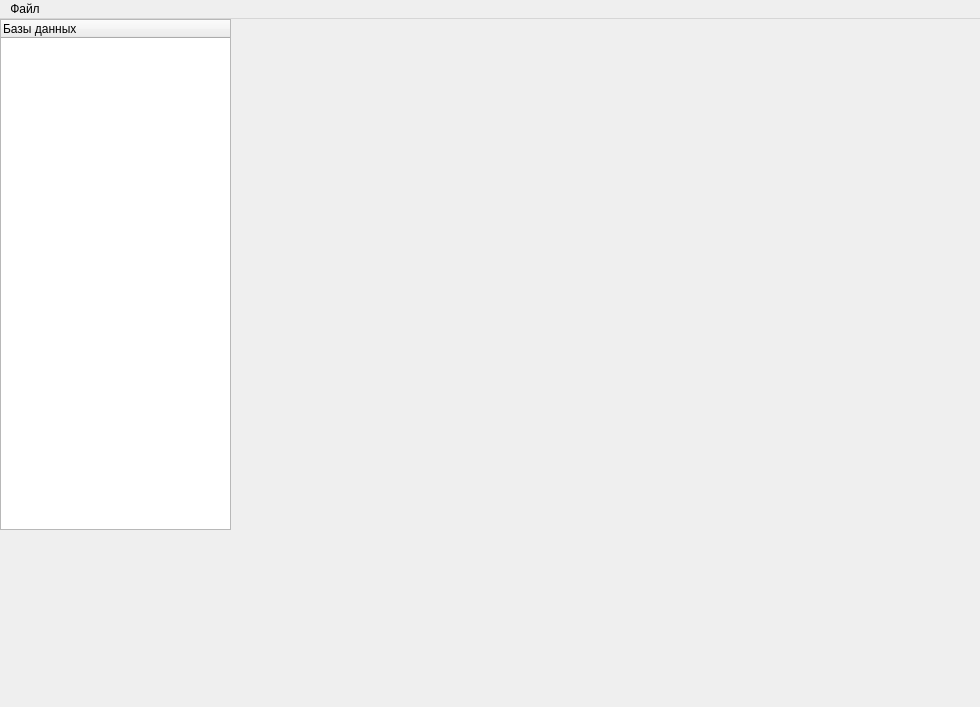
This is src/main.ui in Odrian/SimpleSQLiteEditor as Qt 5 draws it before an edit. The edited form follows.
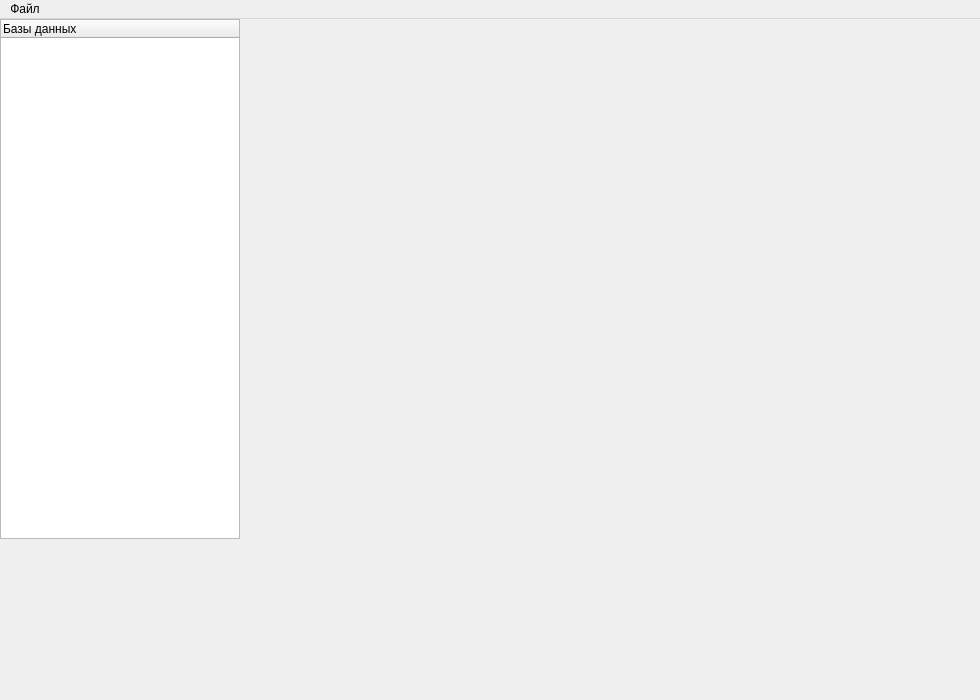
This is the edited form.

```diff
--- a/src/main.ui
+++ b/src/main.ui
@@ -7,7 +7,7 @@
     <x>0</x>
     <y>0</y>
     <width>980</width>
-    <height>707</height>
+    <height>700</height>
    </rect>
   </property>
   <property name="windowTitle">
@@ -19,8 +19,8 @@
      <rect>
       <x>0</x>
       <y>0</y>
-      <width>231</width>
-      <height>511</height>
+      <width>240</width>
+      <height>520</height>
      </rect>
     </property>
     <column>
```
